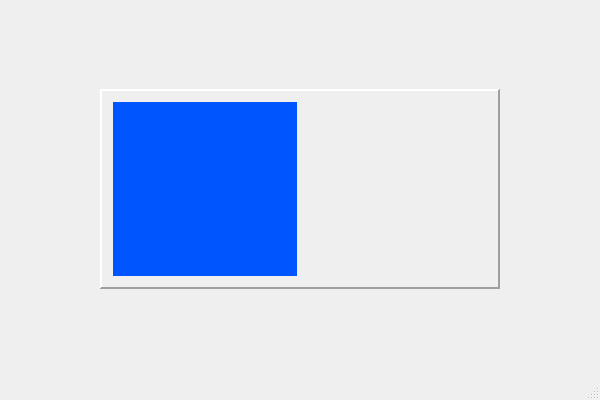
Above: dancewindow.ui from MrApe/WiiDance before the change. Below: the same form after it.
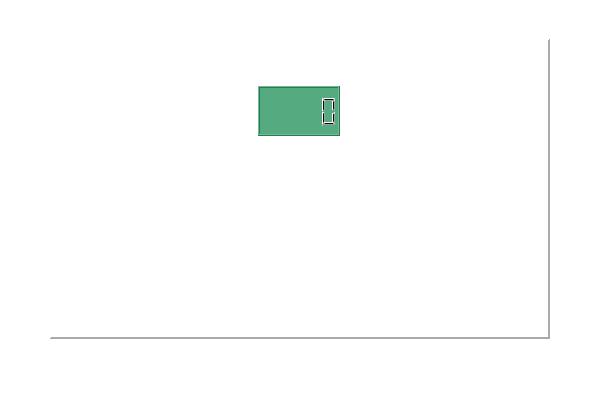
That is the form after the change. Icons and pictures are not drawn.

What changed in the file:
```diff
--- a/dancewindow.ui
+++ b/dancewindow.ui
@@ -13,6 +13,9 @@
   <property name="windowTitle">
    <string>DanceWindow</string>
   </property>
+  <property name="styleSheet">
+   <string notr="true">background-color: rgb(255, 255, 255);</string>
+  </property>
   <widget class="QWidget" name="centralWidget">
    <layout class="QGridLayout" name="gridLayout">
     <item row="1" column="1">
@@ -25,10 +28,15 @@
       </property>
       <property name="minimumSize">
        <size>
-        <width>400</width>
-        <height>200</height>
+        <width>500</width>
+        <height>300</height>
        </size>
       </property>
+      <property name="styleSheet">
+       <string notr="true">background-image: url(:/images/images/board.jpg);
+background-repeat:no-repeat;
+background-position:center;</string>
+      </property>
       <property name="frameShape">
        <enum>QFrame::Panel</enum>
       </property>
@@ -38,11 +46,46 @@
       <property name="lineWidth">
        <number>2</number>
       </property>
-      <layout class="QHBoxLayout" name="horizontalLayout">
-       <item>
+      <layout class="QGridLayout" name="gridLayout_2">
+       <property name="margin">
+        <number>0</number>
+       </property>
+       <property name="spacing">
+        <number>0</number>
+       </property>
+       <item row="2" column="0">
+        <spacer name="horizontalSpacer_3">
+         <property name="orientation">
+          <enum>Qt::Horizontal</enum>
+         </property>
+         <property name="sizeType">
+          <enum>QSizePolicy::Fixed</enum>
+         </property>
+         <property name="sizeHint" stdset="0">
+          <size>
+           <width>63</width>
+           <height>20</height>
+          </size>
+         </property>
+        </spacer>
+       </item>
+       <item row="2" column="1">
         <widget class="QFrame" name="boardLeft">
+         <property name="sizePolicy">
+          <sizepolicy hsizetype="Fixed" vsizetype="Fixed">
+           <horstretch>0</horstretch>
+           <verstretch>0</verstretch>
+          </sizepolicy>
+         </property>
+         <property name="minimumSize">
+          <size>
+           <width>130</width>
+           <height>225</height>
+          </size>
+         </property>
          <property name="styleSheet">
-          <string notr="true">background-color: rgb(0, 85, 255);</string>
+          <string notr="true">background-image: url();
+background-color: rgba(255, 255, 255, 0);</string>
          </property>
          <property name="frameShape">
           <enum>QFrame::NoFrame</enum>
@@ -55,8 +98,24 @@
          </property>
         </widget>
        </item>
-       <item>
+       <item row="2" column="4">
         <widget class="QFrame" name="boardRight">
+         <property name="sizePolicy">
+          <sizepolicy hsizetype="Fixed" vsizetype="Fixed">
+           <horstretch>0</horstretch>
+           <verstretch>0</verstretch>
+          </sizepolicy>
+         </property>
+         <property name="minimumSize">
+          <size>
+           <width>130</width>
+           <height>225</height>
+          </size>
+         </property>
+         <property name="styleSheet">
+          <string notr="true">background-image: url();
+background-color: rgba(255, 255, 255, 0);</string>
+         </property>
          <property name="frameShape">
           <enum>QFrame::NoFrame</enum>
          </property>
@@ -68,6 +127,149 @@
          </property>
         </widget>
        </item>
+       <item row="2" column="5">
+        <spacer name="horizontalSpacer_5">
+         <property name="orientation">
+          <enum>Qt::Horizontal</enum>
+         </property>
+         <property name="sizeHint" stdset="0">
+          <size>
+           <width>40</width>
+           <height>20</height>
+          </size>
+         </property>
+        </spacer>
+       </item>
+       <item row="2" column="3">
+        <layout class="QVBoxLayout" name="verticalLayout">
+         <property name="spacing">
+          <number>0</number>
+         </property>
+         <item>
+          <layout class="QHBoxLayout" name="horizontalLayout">
+           <property name="spacing">
+            <number>0</number>
+           </property>
+           <item>
+            <spacer name="horizontalSpacer_6">
+             <property name="orientation">
+              <enum>Qt::Horizontal</enum>
+             </property>
+             <property name="sizeType">
+              <enum>QSizePolicy::Fixed</enum>
+             </property>
+             <property name="sizeHint" stdset="0">
+              <size>
+               <width>10</width>
+               <height>20</height>
+              </size>
+             </property>
+            </spacer>
+           </item>
+           <item>
+            <widget class="QLCDNumber" name="totalLCD">
+             <property name="sizePolicy">
+              <sizepolicy hsizetype="Fixed" vsizetype="Fixed">
+               <horstretch>0</horstretch>
+               <verstretch>0</verstretch>
+              </sizepolicy>
+             </property>
+             <property name="minimumSize">
+              <size>
+               <width>82</width>
+               <height>50</height>
+              </size>
+             </property>
+             <property name="maximumSize">
+              <size>
+               <width>70</width>
+               <height>30</height>
+              </size>
+             </property>
+             <property name="styleSheet">
+              <string notr="true">background-image: url();
+background-color: rgb(85, 170, 127);</string>
+             </property>
+            </widget>
+           </item>
+           <item>
+            <spacer name="horizontalSpacer_7">
+             <property name="orientation">
+              <enum>Qt::Horizontal</enum>
+             </property>
+             <property name="sizeType">
+              <enum>QSizePolicy::Fixed</enum>
+             </property>
+             <property name="sizeHint" stdset="0">
+              <size>
+               <width>10</width>
+               <height>20</height>
+              </size>
+             </property>
+            </spacer>
+           </item>
+          </layout>
+         </item>
+         <item>
+          <spacer name="verticalSpacer_7">
+           <property name="orientation">
+            <enum>Qt::Vertical</enum>
+           </property>
+           <property name="sizeHint" stdset="0">
+            <size>
+             <width>20</width>
+             <height>40</height>
+            </size>
+           </property>
+          </spacer>
+         </item>
+         <item>
+          <spacer name="horizontalSpacer_4">
+           <property name="orientation">
+            <enum>Qt::Horizontal</enum>
+           </property>
+           <property name="sizeType">
+            <enum>QSizePolicy::Fixed</enum>
+           </property>
+           <property name="sizeHint" stdset="0">
+            <size>
+             <width>108</width>
+             <height>20</height>
+            </size>
+           </property>
+          </spacer>
+         </item>
+        </layout>
+       </item>
+       <item row="0" column="3">
+        <spacer name="verticalSpacer_5">
+         <property name="orientation">
+          <enum>Qt::Vertical</enum>
+         </property>
+         <property name="sizeType">
+          <enum>QSizePolicy::Fixed</enum>
+         </property>
+         <property name="sizeHint" stdset="0">
+          <size>
+           <width>20</width>
+           <height>35</height>
+          </size>
+         </property>
+        </spacer>
+       </item>
+       <item row="3" column="3">
+        <spacer name="verticalSpacer_4">
+         <property name="orientation">
+          <enum>Qt::Vertical</enum>
+         </property>
+         <property name="sizeHint" stdset="0">
+          <size>
+           <width>20</width>
+           <height>40</height>
+          </size>
+         </property>
+        </spacer>
+       </item>
       </layout>
      </widget>
     </item>
```
Left out of the diff: 126 changed lines with no effect on the pictures.
